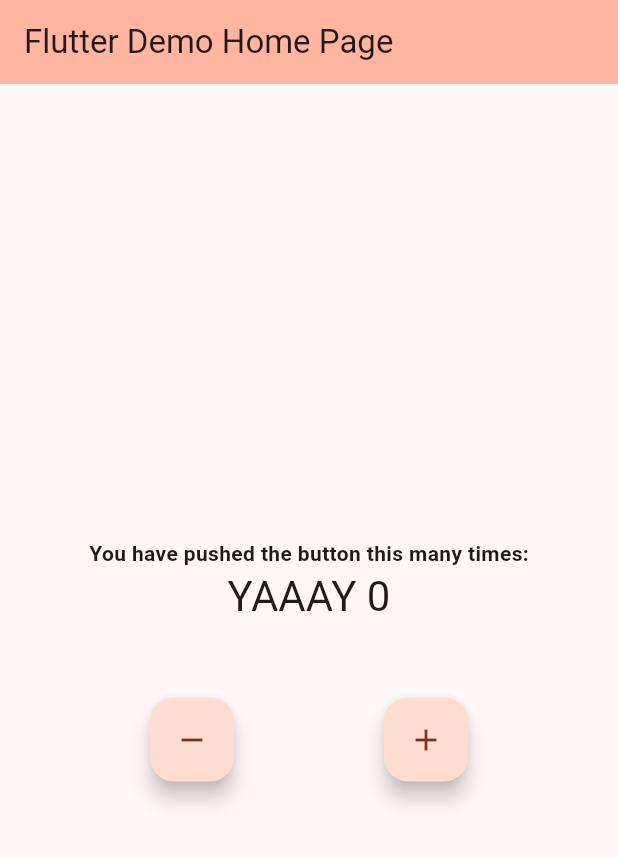
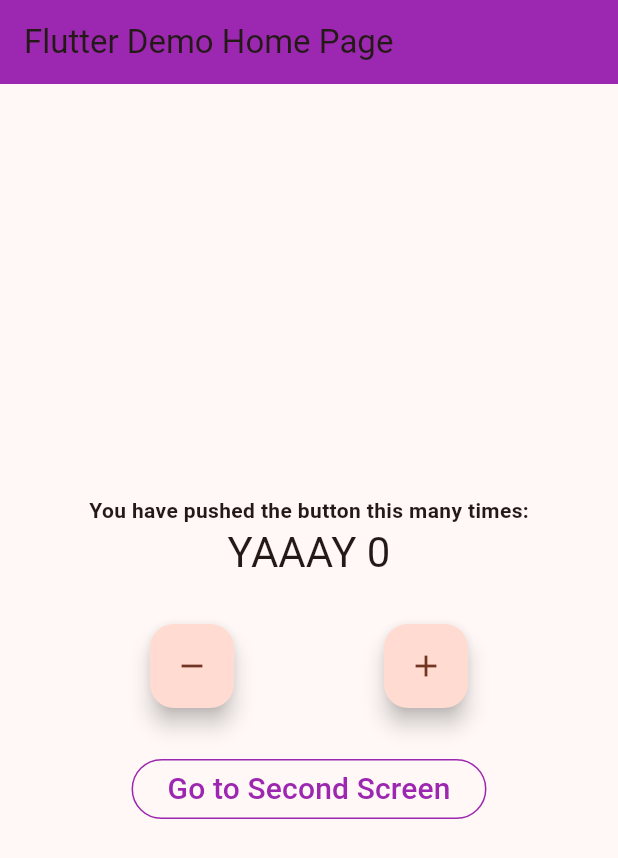
Before and after one commit to AbhishekYadav2022/Flutter-Bloc-Counter, a Flutter app: the screen it shows after launch, on a phone screen of 412 x 824 dp. Shown: the top 858 px of the screen. Run offline on Flutter 3.47's test engine with Material 2 defaults, Android fonts, the phone set to English and light mode, and no system bars; our stand-ins replace flutter_bloc.

Commit message:
Using BlocProvider With Two Screens

```diff
--- a/lib/main.dart
+++ b/lib/main.dart
@@ -1,4 +1,5 @@
-import 'package:bloc_counter/cubit/counter_cubit.dart';
+import 'package:bloc_counter/logic/cubit/counter_cubit.dart';
+import 'package:bloc_counter/presentation/screens/home_screen.dart';
 import 'package:flutter/material.dart';
 import 'package:flutter_bloc/flutter_bloc.dart';
 
@@ -11,116 +12,17 @@ class MyApp extends StatelessWidget {
 
   @override
   Widget build(BuildContext context) {
-    return BlocProvider<CounterCubit>(
-      create: (context) => CounterCubit(),
-      child: MaterialApp(
-        debugShowCheckedModeBanner: false,
-        title: 'Flutter Demo',
-        theme: ThemeData(
-          colorScheme: ColorScheme.fromSeed(seedColor: Colors.deepOrangeAccent),
-          useMaterial3: true,
-        ),
-        home: const MyHomePage(title: 'Flutter Demo Home Page'),
+    return MaterialApp(
+      title: 'Flutter Demo',
+      theme: ThemeData(
+        colorScheme: ColorScheme.fromSeed(seedColor: Colors.deepOrange),
+        useMaterial3: true,
       ),
+      home: BlocProvider(
+        create: (context) => CounterCubit(),
+        child: const HomeScreen(title: 'Flutter Demo Home Page', color: Colors.purple,),
+      ),
+      debugShowCheckedModeBanner: false,
     );
   }
 }
-
-class MyHomePage extends StatefulWidget {
-  const MyHomePage({super.key, required this.title});
-  final String title;
-
-  @override
-  State<MyHomePage> createState() => _MyHomePageState();
-}
-
-class _MyHomePageState extends State<MyHomePage> {
-  @override
-  Widget build(BuildContext context) {
-    return Scaffold(
-      appBar: AppBar(
-        backgroundColor: Theme.of(context).colorScheme.inversePrimary,
-        title: Text(widget.title),
-      ),
-      body: Center(
-        child: Column(
-          mainAxisAlignment: MainAxisAlignment.center,
-          children: <Widget>[
-            const Text(
-              'You have pushed the button this many times:',
-              style: TextStyle(fontWeight: FontWeight.bold),
-            ),
-            BlocConsumer<CounterCubit, CounterState>(
-              listener: (context, state) {
-                if (state.wasIncremented == true) {
-                  ScaffoldMessenger.of(context).showSnackBar(
-                    const SnackBar(
-                      content: Text("Incremented"),
-                      duration: Duration(milliseconds: 300),
-                    ),
-                  );
-                } else if (state.wasIncremented == false) {
-                  ScaffoldMessenger.of(context).showSnackBar(
-                    const SnackBar(
-                      content: Text("Decremented"),
-                      duration: Duration(milliseconds: 300),
-                    ),
-                  );
-                }
-              },
-              builder: (context, state) {
-                if (state.counterValue < 0) {
-                  return Text(
-                    'BRR, NEGATIVE ${state.counterValue}',
-                    style: Theme.of(context).textTheme.headlineMedium,
-                  );
-                } else if (state.counterValue % 2 == 0) {
-                  return Text(
-                    'YAAAY ${state.counterValue}',
-                    style: Theme.of(context).textTheme.headlineMedium,
-                  );
-                } else if (state.counterValue == 5) {
-                  return Text(
-                    'HMM, NUMBER 5 ',
-                    style: Theme.of(context).textTheme.headlineMedium,
-                  );
-                } else {
-                  return Text(
-                    state.counterValue.toString(),
-                    style: Theme.of(context).textTheme.headlineMedium,
-                  );
-                }
-              },
-            ),
-            const SizedBox(
-              height: 50,
-            ),
-            Row(
-              mainAxisAlignment: MainAxisAlignment.center,
-              crossAxisAlignment: CrossAxisAlignment.center,
-              children: [
-                FloatingActionButton(
-                  onPressed: () {
-                    BlocProvider.of<CounterCubit>(context).decrement();
-                  },
-                  tooltip: 'Decrement',
-                  child: const Icon(Icons.remove),
-                ),
-                const SizedBox(
-                  width: 100,
-                ),
-                FloatingActionButton(
-                  onPressed: () {
-                    BlocProvider.of<CounterCubit>(context).increment();
-                  },
-                  tooltip: 'Increment',
-                  child: const Icon(Icons.add),
-                ),
-              ],
-            ),
-          ],
-        ),
-      ),
-    );
-  }
-}
--- /dev/null
+++ b/lib/presentation/screens/home_screen.dart
@@ -0,0 +1,134 @@
+import 'package:bloc_counter/logic/cubit/counter_cubit.dart';
+import 'package:bloc_counter/presentation/screens/second_screen.dart';
+import 'package:flutter/material.dart';
+import 'package:flutter_bloc/flutter_bloc.dart';
+
+class HomeScreen extends StatefulWidget {
+  const HomeScreen({
+    super.key,
+    required this.title,
+    required this.color,
+  });
+
+  final String title;
+  final Color color;
+
+  @override
+  State<HomeScreen> createState() => _HomeScreenState();
+}
+
+class _HomeScreenState extends State<HomeScreen> {
+  @override
+  Widget build(BuildContext context) {
+    return Scaffold(
+      appBar: AppBar(
+        backgroundColor: widget.color,
+        title: Text(widget.title),
+      ),
+      body: Center(
+        child: Column(
+          mainAxisAlignment: MainAxisAlignment.center,
+          children: <Widget>[
+            const Text(
+              'You have pushed the button this many times:',
+              style: TextStyle(fontWeight: FontWeight.bold),
+            ),
+            BlocConsumer<CounterCubit, CounterState>(
+              listener: (context, state) {
+                if (state.wasIncremented == true) {
+                  ScaffoldMessenger.of(context).showSnackBar(
+                    const SnackBar(
+                      content: Text("Incremented"),
+                      duration: Duration(milliseconds: 300),
+                    ),
+                  );
+                } else if (state.wasIncremented == false) {
+                  ScaffoldMessenger.of(context).showSnackBar(
+                    const SnackBar(
+                      content: Text("Decremented"),
+                      duration: Duration(milliseconds: 300),
+                    ),
+                  );
+                }
+              },
+              builder: (context, state) {
+                if (state.counterValue < 0) {
+                  return Text(
+                    'BRR, NEGATIVE ${state.counterValue}',
+                    style: Theme.of(context).textTheme.headlineMedium,
+                  );
+                } else if (state.counterValue % 2 == 0) {
+                  return Text(
+                    'YAAAY ${state.counterValue}',
+                    style: Theme.of(context).textTheme.headlineMedium,
+                  );
+                } else if (state.counterValue == 5) {
+                  return Text(
+                    'HMM, NUMBER 5 ',
+                    style: Theme.of(context).textTheme.headlineMedium,
+                  );
+                } else {
+                  return Text(
+                    state.counterValue.toString(),
+                    style: Theme.of(context).textTheme.headlineMedium,
+                  );
+                }
+              },
+            ),
+            const SizedBox(
+              height: 30,
+            ),
+            Row(
+              mainAxisAlignment: MainAxisAlignment.center,
+              crossAxisAlignment: CrossAxisAlignment.center,
+              children: [
+                FloatingActionButton(
+                  onPressed: () {
+                    BlocProvider.of<CounterCubit>(context).decrement();
+                  },
+                  tooltip: 'Decrement',
+                  child: const Icon(Icons.remove),
+                ),
+                const SizedBox(
+                  width: 100,
+                ),
+                FloatingActionButton(
+                  onPressed: () {
+                    BlocProvider.of<CounterCubit>(context).increment();
+                  },
+                  tooltip: 'Increment',
+                  child: const Icon(Icons.add),
+                ),
+              ],
+            ),
+            const SizedBox(
+              height: 30,
+            ),
+            OutlinedButton(
+              onPressed: () {
+                Navigator.of(context).push(
+                  MaterialPageRoute(
+                    builder: (newContext) => BlocProvider.value(
+                      value: BlocProvider.of<CounterCubit>(context),
+                      child: const SecondScreen(
+                        title: "Second Screen",
+                        color: Colors.green,
+                      ),
+                    ),
+                  ),
+                );
+              },
+              style: OutlinedButton.styleFrom(
+                side: BorderSide(color: widget.color),
+              ),
+              child: Text(
+                "Go to Second Screen",
+                style: TextStyle(fontSize: 20, color: widget.color),
+              ),
+            )
+          ],
+        ),
+      ),
+    );
+  }
+}
```
Also changed, not shown: lib/presentation/screens/second_screen.dart (added, +121 -0 lines), lib/logic/cubit/counter_cubit.dart (renamed from lib/cubit/counter_cubit.dart), lib/logic/cubit/counter_state.dart (renamed from lib/cubit/counter_state.dart).
